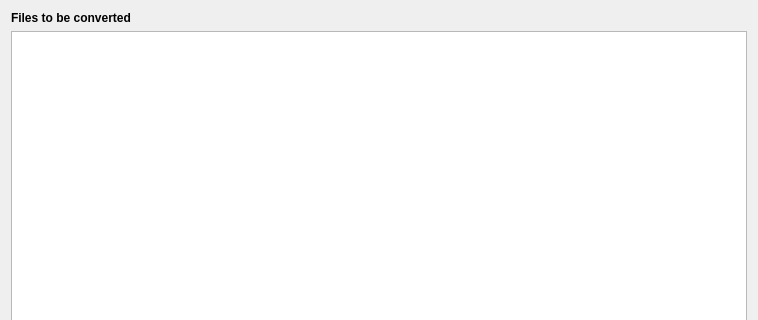
First picture: the form in src/Pages/mediapage.ui, repository keshavbhatt/formatforge, before the edit; both pictures show x 0 to 758 and y 0 to 320 of the 758 by 520 pixel window.
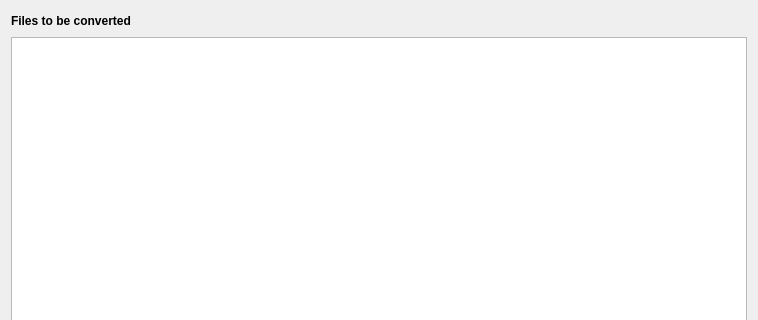
Second picture: the form after the edit.

Diff of the .ui file:
```diff
--- a/src/Pages/mediapage.ui
+++ b/src/Pages/mediapage.ui
@@ -15,6 +15,14 @@
   </property>
   <layout class="QVBoxLayout" name="verticalLayout">
    <item>
+    <layout class="QHBoxLayout" name="horizontalLayout">
+     <property name="topMargin">
+      <number>0</number>
+     </property>
+     <property name="rightMargin">
+      <number>0</number>
+     </property>
+     <item>
     <widget class="QLabel" name="label">
      <property name="font">
       <font>
@@ -25,6 +33,24 @@
       <string>Files to be converted</string>
      </property>
     </widget>
+     </item>
+     <item>
+      <spacer name="horizontalSpacer_2">
+       <property name="orientation">
+        <enum>Qt::Horizontal</enum>
+       </property>
+       <property name="sizeHint" stdset="0">
+        <size>
+         <width>40</width>
+         <height>20</height>
+        </size>
+       </property>
+      </spacer>
+     </item>
+     <item>
+      <layout class="QVBoxLayout" name="spinnerLayout"/>
+     </item>
+    </layout>
    </item>
    <item>
     <widget class="QListWidget" name="mediaListWidget"/>
```
Lines whose indentation alone changed are shown as unchanged.
